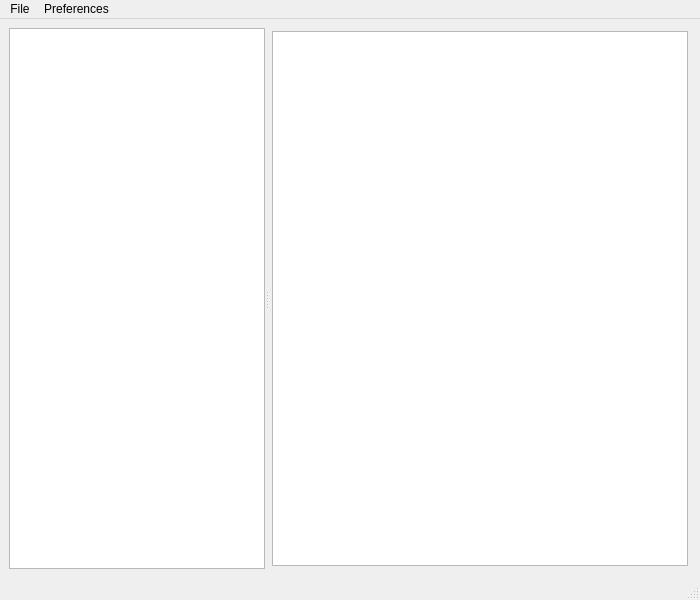
IoeCmcomc/MCDatapacker, file mainwindow.ui: the form before one commit.
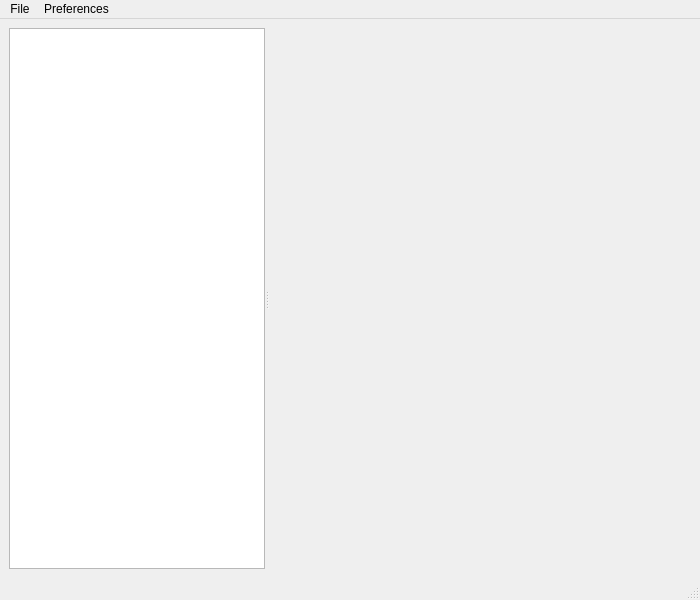
The form after the commit. Custom widgets are drawn as their Qt base class.

Commit message:
[New!] Use a tabbed document interface
TabbedCodeEditorInterface:
- Manages files by tab;
- Use a QVector<CodeFile> to store tab datas;
- Currently support opening and closing files (moved from MainWindow);
- Hide the codeEditor when there is no file opened.

CodeFile:
- A struct which stores a file info, a title, a file type and a text
document pointer;
- The file type enum is moved from MainWindow;

DatapackTreeView:
- Use signals instead of direct calls.

CodeEditor:
- Now handles font itself.

JsonHighlighter:
- Currently broken.

MCfunctionHighlighter:
- Currently broken.

What changed in the file:
```diff
--- a/mainwindow.ui
+++ b/mainwindow.ui
@@ -100,17 +100,7 @@
          <number>3</number>
         </property>
         <item row="0" column="0">
-         <widget class="CodeEditor" name="codeEditor">
-          <property name="sizePolicy">
-           <sizepolicy hsizetype="Preferred" vsizetype="Preferred">
-            <horstretch>0</horstretch>
-            <verstretch>0</verstretch>
-           </sizepolicy>
-          </property>
-          <property name="mouseTracking">
-           <bool>true</bool>
-          </property>
-         </widget>
+         <widget class="TabbedCodeEditorInterface" name="codeEditorInterface" native="true"/>
         </item>
        </layout>
       </widget>
@@ -207,9 +197,10 @@
    <header>datapacktreeview.h</header>
   </customwidget>
   <customwidget>
-   <class>CodeEditor</class>
-   <extends>QPlainTextEdit</extends>
-   <header>codeeditor.h</header>
+   <class>TabbedCodeEditorInterface</class>
+   <extends>QWidget</extends>
+   <header>tabbedcodeeditorinterface.h</header>
+   <container>1</container>
   </customwidget>
  </customwidgets>
  <resources/>
```
The commit also changes 22 other files.
